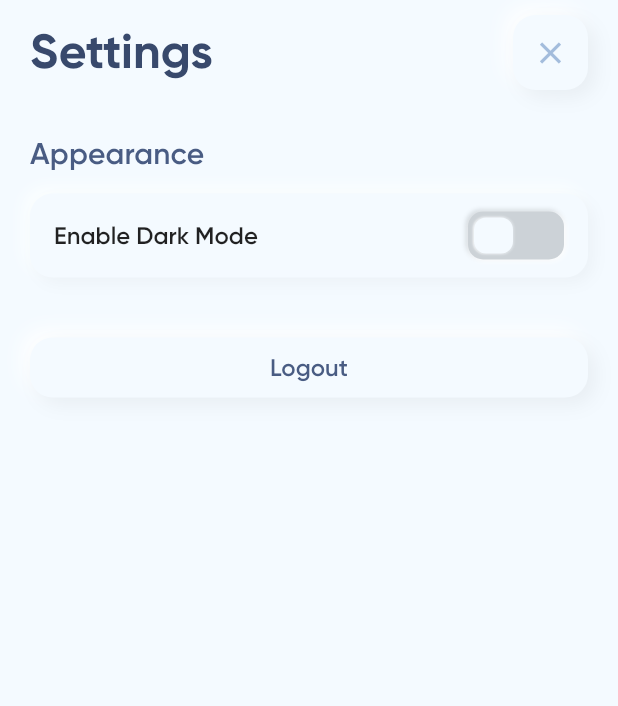
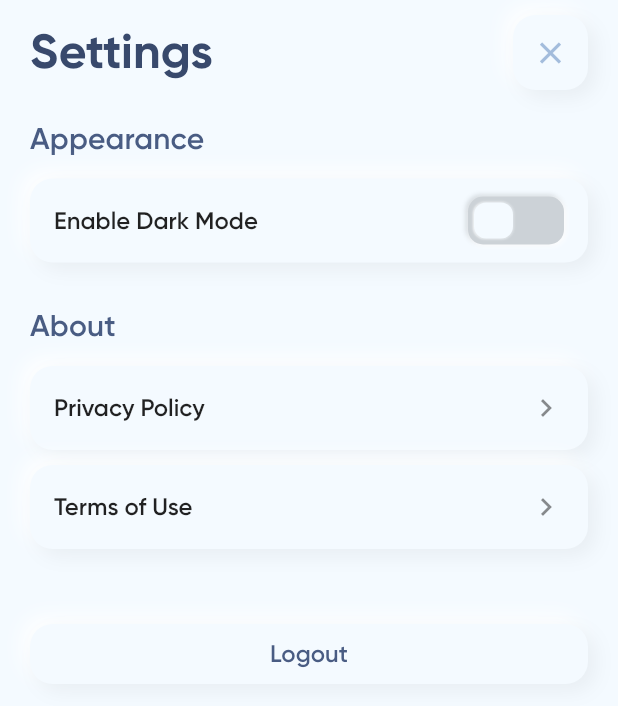
Before and after one commit to karrui/goals-flutter, a Flutter app: the SettingsScreen screen opened by its route, on a phone screen of 412 x 824 dp. Shown: the top 706 px of the screen. Run offline on Flutter 3.47's test engine with Material 2 defaults, Android fonts, the phone set to English and light mode, and no system bars; drawn by our look-alikes of clay_containers; our stand-ins replace cached_network_image, cloud_firestore, firebase_auth, firebase_storage, flutter_masked_text, flutter_spinkit and 10 more; missing offline and left inert: app_settings, firebase_user_stream, flutter_facebook_login, simple_gravatar; accounts and stored records are empty.

Commit message:
feat(SettingsListTile): add generic widget and use in SettingsScreen

```diff
--- a/lib/screens/settings/settings_screen.dart
+++ b/lib/screens/settings/settings_screen.dart
@@ -17,6 +17,7 @@ import '../../shared/widgets/nav_blocker.dart';
 import '../../shared/widgets/toggle_switch.dart';
 import '../../utils/user_util.dart';
 import 'widgets/image_capture.dart';
+import 'widgets/settings_list_tile.dart';
 
 class SettingsScreen extends StatefulWidget {
   @override
@@ -41,7 +42,9 @@ class _SettingsScreenState extends State<SettingsScreen> {
     }
 
     _showAccountDetails() {
-      return Column(
+      return Padding(
+        padding: const EdgeInsets.symmetric(vertical: 10.0, horizontal: 20.0),
+        child: Column(
           crossAxisAlignment: CrossAxisAlignment.stretch,
           children: <Widget>[
             Text(
@@ -58,8 +61,8 @@ class _SettingsScreenState extends State<SettingsScreen> {
               spread: 1,
               emboss: true,
               child: Container(
-              padding:
-                  const EdgeInsets.symmetric(vertical: 10.0, horizontal: 10.0),
+                padding: const EdgeInsets.symmetric(
+                    vertical: 10.0, horizontal: 10.0),
                 child: Row(
                   children: <Widget>[
                     Stack(
@@ -123,11 +126,14 @@ class _SettingsScreenState extends State<SettingsScreen> {
               ),
             ),
           ],
+        ),
       );
     }
 
     _showAppearanceDetails() {
-      return Column(
+      return Padding(
+        padding: const EdgeInsets.symmetric(horizontal: 20.0),
+        child: Column(
           crossAxisAlignment: CrossAxisAlignment.stretch,
           children: <Widget>[
             Text(
@@ -137,13 +143,8 @@ class _SettingsScreenState extends State<SettingsScreen> {
             SizedBox(
               height: 15,
             ),
-          ClayContainer(
-            borderRadius: 15,
-            color: Theme.of(context).backgroundColor,
-            depth: 8,
-            spread: 4,
-            child: ListTile(
-              title: Text('Enable Dark Mode'),
+            SettingsListTile(
+              title: "Enable Dark Mode",
               trailing: GestureDetector(
                 onTap: () {
                   themeProvider.isDarkTheme = !themeProvider.isDarkTheme;
@@ -153,8 +154,39 @@ class _SettingsScreenState extends State<SettingsScreen> {
                 ),
               ),
             ),
+          ],
+        ),
+      );
+    }
+
+    _showAboutDetails() {
+      return Padding(
+        padding: const EdgeInsets.symmetric(vertical: 10.0, horizontal: 20.0),
+        child: Column(
+          crossAxisAlignment: CrossAxisAlignment.stretch,
+          children: <Widget>[
+            Text(
+              "About",
+              style: Theme.of(context).textTheme.subtitle,
+            ),
+            SizedBox(
+              height: 15,
+            ),
+            SettingsListTile(
+              title: "Privacy Policy",
+              trailing: Icon(Icons.navigate_next),
+              onPressed: () {},
+            ),
+            SizedBox(
+              height: 10,
+            ),
+            SettingsListTile(
+              title: "Terms of Use",
+              trailing: Icon(Icons.navigate_next),
+              onPressed: () {},
             ),
           ],
+        ),
       );
     }
 
@@ -178,9 +210,6 @@ class _SettingsScreenState extends State<SettingsScreen> {
                 ),
               ),
               Expanded(
-                child: Padding(
-                  padding: const EdgeInsets.symmetric(
-                      vertical: 10.0, horizontal: 20.0),
                 child: ListView(
                   children: <Widget>[
                     if (user != null) _showAccountDetails(),
@@ -189,9 +218,15 @@ class _SettingsScreenState extends State<SettingsScreen> {
                     ),
                     _showAppearanceDetails(),
                     SizedBox(
+                      height: 20.0,
+                    ),
+                    _showAboutDetails(),
+                    SizedBox(
                       height: 40.0,
                     ),
-                      SquircleIconButton(
+                    Padding(
+                      padding: const EdgeInsets.symmetric(horizontal: 20.0),
+                      child: SquircleIconButton(
                         enabled: !_loadingState.isLoading,
                         text: "Logout",
                         onPressed: () {
@@ -199,8 +234,8 @@ class _SettingsScreenState extends State<SettingsScreen> {
                           Navigator.pop(context);
                         },
                       ),
+                    ),
                   ],
-                  ),
                 ),
               ),
             ],
--- /dev/null
+++ b/lib/screens/settings/widgets/settings_list_tile.dart
@@ -0,0 +1,65 @@
+import 'package:clay_containers/widgets/clay_containers.dart';
+import 'package:flutter/material.dart';
+import 'package:provider/provider.dart';
+
+import '../../../providers/theme.dart';
+
+class SettingsListTile extends StatefulWidget {
+  final String title;
+  final Widget trailing;
+  final Function onPressed;
+
+  SettingsListTile({
+    @required this.title,
+    this.onPressed,
+    this.trailing,
+  });
+
+  @override
+  _SettingsListTileState createState() => _SettingsListTileState();
+}
+
+class _SettingsListTileState extends State<SettingsListTile> {
+  bool _isTapDown = false;
+
+  @override
+  Widget build(BuildContext context) {
+    var themeProvider = Provider.of<ThemeProvider>(context);
+
+    return GestureDetector(
+      child: ClayContainer(
+        emboss: _isTapDown,
+        borderRadius: 15,
+        color: Theme.of(context).backgroundColor,
+        depth: 12,
+        spread: themeProvider.isDarkTheme ? 4 : 5,
+        child: ListTile(
+          title: Text(widget.title),
+          trailing: widget.trailing ?? null,
+        ),
+      ),
+      onTap: () {
+        if (widget.onPressed != null) {
+          setState(() {
+            _isTapDown = false;
+          });
+          widget.onPressed();
+        }
+      },
+      onTapDown: (_) {
+        if (widget.onPressed != null) {
+          setState(() {
+            _isTapDown = true;
+          });
+        }
+      },
+      onTapCancel: () {
+        if (widget.onPressed != null) {
+          setState(() {
+            _isTapDown = false;
+          });
+        }
+      },
+    );
+  }
+}
```
Lines whose indentation alone changed are shown as unchanged.
